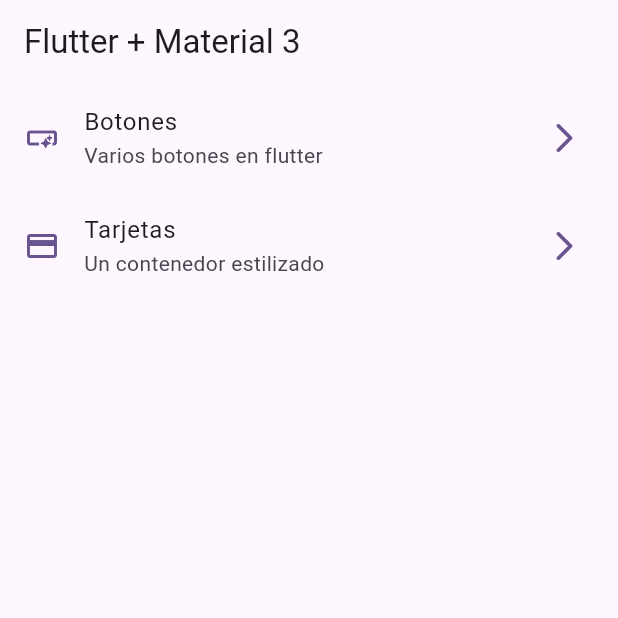
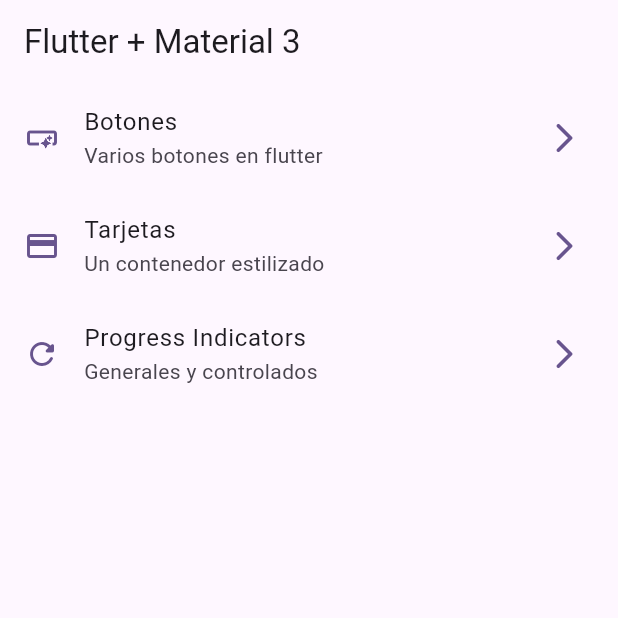
Before and after one commit to masterviur/widgets_app, a Flutter app: the screen it shows after launch, on a phone screen of 412 x 824 dp, the top half of it. Run offline on Flutter 3.47's test engine with Material 3 defaults, Android fonts, the phone set to English and light mode, and no system bars; our stand-ins replace go_router.

Commit message:
progress indicator terminado

```diff
--- a/lib/config/menu/menu_items.dart
+++ b/lib/config/menu/menu_items.dart
@@ -27,4 +27,10 @@ const appMenuItems = <MenuItems>[
     link: '/cards',
     icon: Icons.credit_card,
   ),
+  MenuItems(
+    title: 'Progress Indicators',
+    subTitle: 'Generales y controlados',
+    link: '/progress',
+    icon: Icons.refresh_rounded,
+  ),
 ];
--- a/lib/config/router/app_router.dart
+++ b/lib/config/router/app_router.dart
@@ -18,5 +18,10 @@ final appRouter = GoRouter(
       name: CardsScreen.name,
       builder: (context, state) => const CardsScreen(),
     ),
+    GoRoute(
+      path: '/progress',
+      name: ProgressScreen.name,
+      builder: (context, state) => const ProgressScreen(),
+    ),
   ],
 );
```
Also changed, not shown: lib/presentation/screens/progress/progress_screen.dart (+58 -1 lines).
